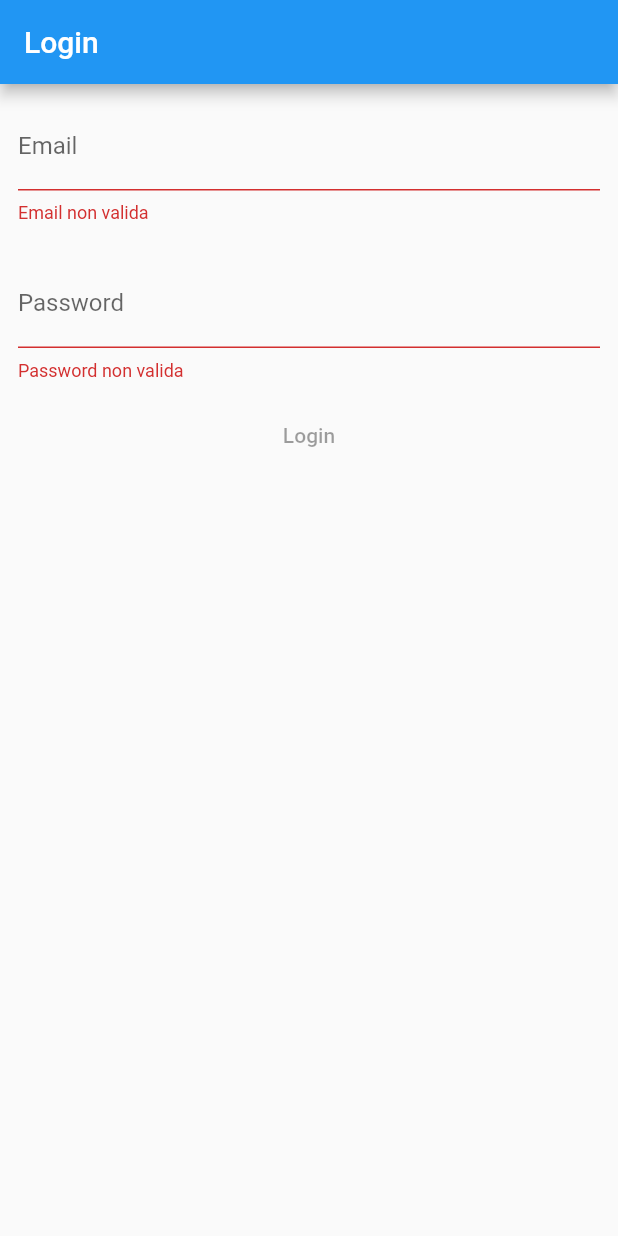
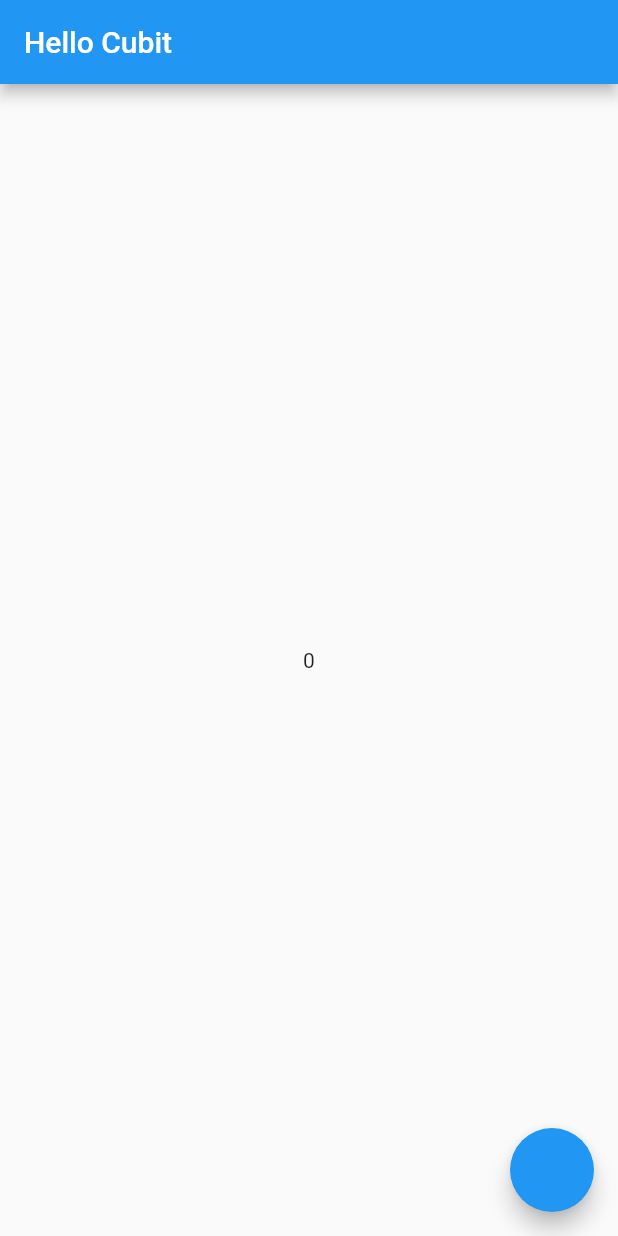
Before and after one commit to MassimilianoT/Learn-Flutter, a Flutter app: the screen it shows after launch, on a phone screen of 412 x 824 dp. Run offline on Flutter 3.47's test engine with Material 2 defaults, Android fonts, the phone set to English and light mode, and no system bars; our stand-ins replace flutter_bloc.

Commit message:
Approccio CUBIT

```diff
--- a/lib/app.dart
+++ b/lib/app.dart
@@ -1,19 +1,19 @@
 import 'package:flutter/material.dart';
 import 'package:flutter_bloc/flutter_bloc.dart';
-import 'package:login_learn/blocs/form_bloc.dart';
-import 'package:login_learn/pages/my_home_page.dart';
+import 'package:login_learn/cubits/counter_cubit.dart';
+import 'package:login_learn/pages/hello_page.dart';
 
-class App extends StatelessWidget{
+class App extends StatelessWidget {
   Widget build(BuildContext context) {
     return BlocProvider(
-      create: (_)=> FormBloc(),
-      lazy: false, //Inizializzato subito
+      create: (_) => CounterCubit(),
+      lazy: false,
       child: MaterialApp(
-        title: 'Flutter Demo',
+        title: "Flutter Demo",
         theme: ThemeData(
-          primarySwatch: Colors.blue,
-        ),
-        home: LoginPage(),
+            visualDensity: VisualDensity.adaptivePlatformDensity,
+            primarySwatch: Colors.blue),
+        home: HelloPage(),
       ),
     );
   }
--- a/lib/blocs/form_bloc.dart
+++ /dev/null
@@ -1,30 +0,0 @@
-import 'dart:async';
-import 'package:bloc/bloc.dart';
-import 'package:equatable/equatable.dart';
-
-part 'form_event.dart';
-part 'form_state.dart';
-
-class FormBloc extends Bloc<FormEvent, FormState> {
-  FormBloc() : super(FormState());
-
-  @override
-  Stream<FormState> mapEventToState(
-    FormEvent event,
-  ) async* {
-    if(event is EmailChangedEvent){
-      yield FormState(
-        email: event.email,
-        password: state.password,
-      );}
-      else if(event is PasswordChangedEvent){
-        yield FormState(
-          email: state.email,
-          password: event.password,
-        );
-    }
-  }
-  void changeEmail(String email) => add(EmailChangedEvent(email));
-  void changePassword(String password) => add(PasswordChangedEvent(password));
-
-}
--- a/lib/blocs/form_event.dart
+++ /dev/null
@@ -1,26 +0,0 @@
-part of 'form_bloc.dart';
-
-abstract class FormEvent extends Equatable {
-  const FormEvent();
-}
-
-class EmailChangedEvent extends FormEvent{
-  final String email;
-
-  EmailChangedEvent(this.email);
-
-  @override
-  List<Object?> get props => [email];
-
-
-}
-
-class PasswordChangedEvent extends FormEvent{
-  final String password;
-
-  PasswordChangedEvent(this.password);
-
-  @override
-  // TODO: implement props
-  List<Object?> get props => [password];
-}
--- a/lib/blocs/form_state.dart
+++ /dev/null
@@ -1,15 +0,0 @@
-part of 'form_bloc.dart';
-
-class FormState extends Equatable {
-  final String? email;
-  final String? password;
-
-  FormState({this.email, this.password});
-
-  bool get validEmail => email != null && RegExp(r"^[\w-\.]+@([\w-]+\.)+[\w-]{2,4}$").hasMatch(email!);
-  bool get validPassword => password != null && password!.length >= 6;
-
-  bool get validForm => validEmail && validPassword;
-  @override
-  List<Object?> get props => [email, password];
-}
--- /dev/null
+++ b/lib/cubits/counter_cubit.dart
@@ -0,0 +1,8 @@
+import 'package:flutter_bloc/flutter_bloc.dart';
+
+class CounterCubit extends Cubit<int>{
+  CounterCubit() : super(0);
+
+  void increment() => emit(state +1);
+
+}
--- /dev/null
+++ b/lib/pages/hello_page.dart
@@ -0,0 +1,23 @@
+import 'package:flutter/material.dart';
+import 'package:flutter_bloc/flutter_bloc.dart';
+import 'package:login_learn/cubits/counter_cubit.dart';
+
+class HelloPage extends StatelessWidget {
+  const HelloPage({Key? key}) : super(key: key);
+
+  @override
+  Widget build(BuildContext context) {
+    return BlocBuilder<CounterCubit, int>(
+      builder: (context, counter) => Scaffold(
+          appBar: AppBar(
+            title: Text("Hello Cubit"),
+          ),
+          body: Center(
+            child: Text("$counter"),
+          ),
+          floatingActionButton: FloatingActionButton(
+            onPressed: () => context.read<CounterCubit>().increment(),
+          )),
+    );
+  }
+}
--- a/lib/pages/my_home_page.dart
+++ /dev/null
@@ -1,61 +0,0 @@
-import 'dart:async';
-import 'package:flutter_bloc/flutter_bloc.dart';
-import 'package:login_learn/blocs/form_bloc.dart' as B;
-import 'package:rxdart/rxdart.dart';
-import 'package:flutter/material.dart';
-
-class LoginPage extends StatelessWidget{
-   //Struttura della app
-  @override
-  Widget build(BuildContext context) {
-    return Scaffold(
-        appBar: AppBar(title: Text("Login"),),
-        body: BlocBuilder<B.FormBloc, B.FormState>(
-          builder: (BuildContext context, state) => Column(
-            children: [
-              _email(context, state),
-              _password(context, state),
-              _loginButton(context, state),
-            ],
-          ),
-        ));
-  }
-
-  //Uso dei metodi "staccati" in modo sia facile refactor modifica e comprensione di cosa fa cosa
-
-  Widget _email(BuildContext context, B.FormState state) =>
-      Padding(
-              padding: const EdgeInsets.all(12.0),
-              child: TextField(
-                onChanged: context.watch<B.FormBloc>().changeEmail,
-                decoration: InputDecoration(
-                  hintText: "Email",
-                  labelText: "Email",
-                  //ho dovuto inventarmi sta cosa
-                  errorText:
-                  !state.validEmail ? 'Email non valida' : null,
-                ),
-                keyboardType: TextInputType.emailAddress,
-              ));
-
-  Widget _password(BuildContext context, B.FormState state) =>Padding(
-    padding: const EdgeInsets.all(12.0),
-    child: TextField(
-      onChanged:context.watch<B.FormBloc>().changePassword,
-      obscureText: true,
-      decoration: InputDecoration(
-        hintText: "Password",
-        labelText: "Password",
-        errorText: !state.validPassword
-            ? 'Password non valida'
-            : null,
-      ),
-    ),
-  );
-
-  Widget _loginButton(BuildContext context, B.FormState state) =>TextButton(
-      onPressed: state.validForm == true ? () {} : null,
-      child: Text("Login"));
-
-
-}
--- a/pubspec.yaml
+++ b/pubspec.yaml
@@ -29,7 +29,7 @@ dependencies:
   # Use with the CupertinoIcons class for iOS style icons.
   cupertino_icons: ^1.0.2
   rxdart: any
-  flutter_bloc: any
+  flutter_bloc: ^7.1.0
   equatable: any
 
 dev_dependencies:
```
Also changed, not shown: pubspec.lock.
